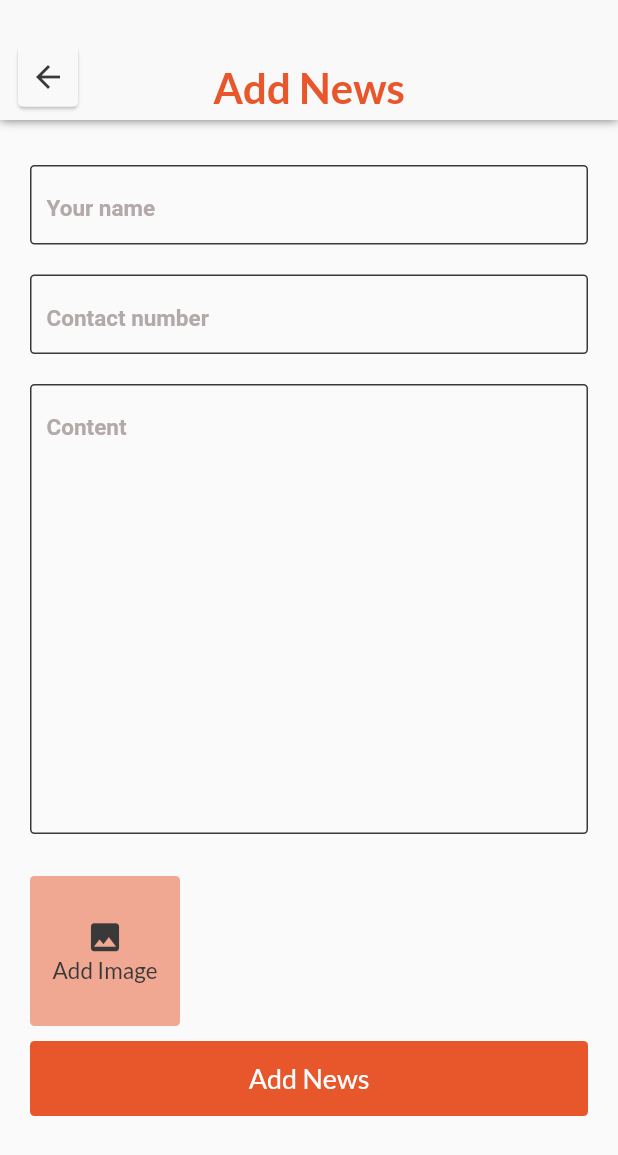
After one commit to thamaraSenanayake/news_app, a Flutter app: the AddNews screen opened directly, on a phone screen of 412 x 824 dp. The commit adds this screen. Shown: the top 1155 px of the screen. Run offline on Flutter 3.47's test engine with Material 2 defaults, Android fonts, the phone set to English and light mode, and no system bars; our stand-ins replace cached_network_image, cloud_firestore, firebase_messaging, firebase_storage, flutter_spinkit, flutter_staggered_animations and 3 more; missing offline and left inert: admob_flutter, fancy_drawer, launch_review; accounts and stored records are empty.

Commit message:
news add

```diff
--- /dev/null
+++ b/lib/addNews.dart
@@ -0,0 +1,512 @@
+import 'dart:io';
+import 'dart:math';
+
+import 'package:firebase_storage/firebase_storage.dart';
+import 'package:flutter/material.dart';
+import 'package:image_picker/image_picker.dart';
+import 'package:news_app/model/newsAdd.dart';
+import 'const.dart';
+
+class AddNews extends StatefulWidget {
+  AddNews({Key key}) : super(key: key);
+
+  @override
+  _AddNewsState createState() => _AddNewsState();
+}
+
+class _AddNewsState extends State<AddNews> {
+  double _height = 0.0;
+  double _width = 0.0;
+  List<File> _image =[];
+  List<String> _imagePathList = [];
+  List<Widget> _imageList = [];
+  String _imageError = "";
+  String _nameError = "";
+  String _contactNumberError = "";
+  String _contentError = "";
+  FirebaseStorage _storage;
+  var chars = "abcdefghijklmnopqrstuvwxyz0123456789";
+
+  final _nameController = TextEditingController();
+  final _contactNumberController = TextEditingController();
+  final _contentController = TextEditingController();
+
+  @override
+  void initState() {
+    super.initState();
+    _imageList.add(
+      _addImageWidget()
+    );
+    _storage = FirebaseStorage.instance;
+  }
+
+  _addNews() async {
+    bool _validation = true;
+    NewNews newNews;
+    if(_nameController.text.isNotEmpty){
+      setState(() {
+        _nameError = "Required Felid";
+      });
+      _validation = false;
+    }
+    if(_contactNumberController.text.isNotEmpty){
+      setState(() {
+        _contactNumberError = "Required Felid";
+      });
+      _validation = false;
+    }
+    if(_contentController.text.isNotEmpty){
+      setState(() {
+        _contentError = "Required Felid";
+      });
+      _validation = false;
+    }
+
+    if(_validation){
+      await uploadPic();
+      newNews = NewNews(
+        name: _nameController.text,
+        contactNm: _contactNumberController.text,
+        content: _contentController.text,
+        imageList: _imagePathList,
+      );
+
+    }
+  }
+
+
+  Future uploadPic() async {
+    for (var item in _image) {
+      Random rnd = new Random(new DateTime.now().millisecondsSinceEpoch);
+
+      print("upload pic");
+      String imageName = new DateTime.now().millisecondsSinceEpoch.toString();
+
+      for (var i = 0; i < 10; i++) {
+        imageName += chars[rnd.nextInt(chars.length)];
+      }
+
+      // Create a reference to the location you want to upload to in firebase
+      StorageReference reference = _storage.ref().child(imageName);
+
+      //Upload the file to firebase
+      StorageUploadTask uploadTask = reference.putFile(item);
+      var downloadUrl = await (await uploadTask.onComplete).ref.getDownloadURL();
+
+
+      //returns the download url
+      _imagePathList.add(downloadUrl);
+
+    }
+  }
+
+  _picUploadDialog(context){
+    if(_imageList.length == 4){
+      setState(() {
+        _imageError = "Can't add more than 3 images";
+      });
+      return;
+    }
+    showModalBottomSheet(
+      context: context,
+      builder: (BuildContext bc){
+        return Container(
+          child: Wrap(
+            children: <Widget>[
+
+              ListTile(
+                leading: Icon(Icons.camera_enhance),
+                title: Text('Camera'),
+                onTap: () {
+                  _getImage(true);
+                  Navigator.pop(context);
+                }
+              ),
+
+              ListTile(
+                leading: Icon(Icons.photo_library),
+                title: Text('Gallery'),
+                onTap: () {
+                  _getImage(false);
+                  Navigator.pop(context);
+                },
+              ),
+            ],
+          ),
+        );
+      }
+    );
+
+  }
+
+  Future _getImage(bool isCamera) async {
+    var image;
+    final picker = ImagePicker();
+
+    if (isCamera) {
+      image = await picker.getImage(source: ImageSource.camera);
+    } else {
+      image = await picker.getImage(source: ImageSource.gallery);
+    }
+
+    if(image != null){
+      setState(() {
+        _image.add(File(image.path));
+        // _imageError = "";
+      });
+      _loadImageList();
+    }
+  }
+
+  _deleteImage(File item){
+    _image.remove(item);
+    _loadImageList();
+  }
+
+  _loadImageList(){
+
+    List<Widget> _imageListTemp = [];
+    _imageListTemp.add(
+      _addImageWidget()
+    );
+    for (var item in _image) {
+      _imageListTemp.add(
+        Padding(
+          padding: const EdgeInsets.only(right:8.0),
+          child: Container(
+            height: 100,
+            width:100,
+            child: Stack(
+              children: [
+                Container(
+                  height: 100,
+                  width:100,
+                  child: Image.file(
+                    item,
+                    fit: BoxFit.cover,
+                  ),
+                ),
+                Align(
+                  alignment: Alignment.bottomRight,
+                  child: Padding(
+                    padding: const EdgeInsets.all(8.0),
+                    child: GestureDetector(
+                      onTap: (){
+                        _deleteImage(item);
+                      },
+                      child: Container(
+                        height: 30,
+                        width: 30,
+                        decoration: BoxDecoration(
+                          color: Colors.red,
+                          shape: BoxShape.circle
+                        ),
+                        child: Icon(
+                          Icons.close,
+                          color: Colors.white,
+                        ),
+                      ),
+                    ),
+                  ),
+                )
+              ],
+            ),
+          ),
+        )
+      );
+    }
+    setState(() {
+      _imageList =_imageListTemp;
+    });
+  }
+
+  @override
+  Widget build(BuildContext context) {
+    setState(() {
+      _height = MediaQuery.of(context).size.height;
+      _width = MediaQuery.of(context).size.width;
+    });
+    return Scaffold(
+      body: Container(
+        height:_height,
+        width:_width,
+        child: Stack(
+          children: [
+
+            Container(
+              height: 80,
+              width: _width,
+
+              child: Stack(
+                // crossAxisAlignment: CrossAxisAlignment.center,
+                children: <Widget>[
+                  Padding(
+                    padding: EdgeInsets.only(left:8.0,bottom:5),
+                    child: Align(
+                      alignment: Alignment.bottomLeft,
+                      child: GestureDetector(
+                        onTap: (){
+                          Navigator.pop(context);
+                        },
+                        child: Card(
+                          child: Container(
+                            height: 40,
+                            width:40,
+
+                            child:Icon(
+                              Icons.arrow_back,
+                              color: AppData.isDark == 1? AppData.WHITE: AppData.BLACK,
+                            ),
+                            decoration: BoxDecoration(
+                              color: AppData.WHITE,
+                              borderRadius: BorderRadius.circular(3),
+                            ),
+                          ),
+                        ),
+                      ),
+                    ),
+                  ),
+
+                  Padding(
+                    padding: const EdgeInsets.only(bottom:5.0),
+                    child: Align(
+                      alignment: Alignment.bottomCenter,
+                      child: Text(
+                        "Add News",
+                        style:TextStyle(
+                          color: AppData.ALLCOLOR,
+                          fontSize: 28,
+                          fontFamily: "lato",
+                          fontWeight: FontWeight.w600
+                        ),
+                        textAlign: TextAlign.center,
+                      ),
+                    ),
+                  )
+
+                ],
+              ),
+              decoration: BoxDecoration(
+                color: AppData.isDark != 1? AppData.WHITE: AppData.BLACK,
+                boxShadow: <BoxShadow>[
+                  BoxShadow(
+                      color: Colors.black54,
+                      blurRadius: 5.0,
+                      offset: Offset(0.0, 0.50)
+                  )
+                ],
+              ),
+            ),
+
+            Padding(
+              padding: const EdgeInsets.only(top:80.0),
+              child: SingleChildScrollView(
+                child: Column(
+                  children: [
+                    //top bar
+                    SizedBox(
+                      height: 20,
+                    ),
+                    Padding(
+                      padding: EdgeInsets.symmetric(horizontal: 20,vertical: 10 ),
+                      child: Container(
+                        decoration: BoxDecoration(
+                          border: Border.all(
+                            color: AppData.BLACK
+                          ),
+                          borderRadius: BorderRadius.circular(3.0)
+                        ),
+                        padding: EdgeInsets.symmetric(horizontal: 10 ),
+                        child: TextField(
+                          style: TextStyle(color: Colors.black, fontSize: 15),
+                          controller: _nameController,
+                          decoration: InputDecoration(
+                            border: InputBorder.none,
+                            hintText: "Your name",
+                            hintStyle: TextStyle(
+                              fontSize: 15,
+                              fontWeight: FontWeight.w700,
+                              color: Color(0xffB3A9A9),
+                              height: 1.8
+                            ),
+                          ),
+                          keyboardType: TextInputType.text,
+                          onChanged: (value){
+                            // _authorErrorRemove();
+                          },
+                          onSubmitted: (value){
+
+                          },
+                        ),
+                      ),
+                    ),
+
+                    Padding(
+                      padding: EdgeInsets.symmetric(horizontal: 20,vertical: 10 ),
+                      child: Container(
+                        decoration: BoxDecoration(
+                          border: Border.all(
+                            color: AppData.BLACK
+                          ),
+                          borderRadius: BorderRadius.circular(3.0)
+                        ),
+                        padding: EdgeInsets.symmetric(horizontal: 10 ),
+                        child: TextField(
+                          style: TextStyle(color: Colors.black, fontSize: 15),
+                          controller: _contactNumberController,
+                          decoration: InputDecoration(
+                            border: InputBorder.none,
+                            hintText: "Contact number",
+                            hintStyle: TextStyle(
+                              fontSize: 15,
+                              fontWeight: FontWeight.w700,
+                              color: Color(0xffB3A9A9),
+                              height: 1.8
+                            ),
+                          ),
+                          keyboardType: TextInputType.phone,
+                          onChanged: (value){
+                            // _authorErrorRemove();
+                          },
+                          onSubmitted: (value){
+
+                          },
+                        ),
+                      ),
+                    ),
+
+                    Padding(
+                      padding: EdgeInsets.symmetric(horizontal: 20,vertical: 10 ),
+                      child: Container(
+                        constraints: BoxConstraints(
+                          minHeight: 300
+                        ),
+                        decoration: BoxDecoration(
+                          border: Border.all(
+                            color: AppData.BLACK
+                          ),
+                          borderRadius: BorderRadius.circular(3.0)
+                        ),
+                        padding: EdgeInsets.symmetric(horizontal: 10 ),
+                        child: TextField(
+                          style: TextStyle(color: Colors.black, fontSize: 15),
+                          controller: _contentController,
+                          decoration: InputDecoration(
+                            border: InputBorder.none,
+                            hintText: "Content",
+                            hintStyle: TextStyle(
+                              fontSize: 15,
+                              fontWeight: FontWeight.w700,
+                              color: Color(0xffB3A9A9),
+                              height: 1.8
+                            ),
+                          ),
+                          maxLines: null,
+                          keyboardType: TextInputType.multiline,
+                          onChanged: (value){
+                            // _authorErrorRemove();
+                          },
+                          onSubmitted: (value){
+
+                          },
+                        ),
+                      ),
+                    ),
+                    Padding(
+                      padding: const EdgeInsets.only(left:20.0),
+                      child: Container(
+                        width: _width,
+                        child: Text(
+                          _imageError,
+                          style: TextStyle(
+                            color: Colors.red,
+                            fontSize: 15
+                          ),
+                        ),
+                      ),
+                    ),
+                    Container(
+                      height:100,
+                      width: _width-40,
+                      child: MediaQuery.removePadding(
+                        context: context,
+                        removeTop: true,
+                        child: ListView(
+                          scrollDirection: Axis.horizontal,
+                          children: _imageList,
+                        )
+                      ),
+                    ),
+
+                    Padding(
+                      padding: EdgeInsets.symmetric(horizontal: 20,vertical: 10 ),
+                      child: Container(
+                        height:50,
+                        width: _width-20,
+                        decoration: BoxDecoration(
+                          color: AppData.ALLCOLOR,
+                          borderRadius: BorderRadius.circular(3)
+                        ),
+                        child: Center(
+                          child: Text(
+                            "Add News",
+                            style: TextStyle(
+                              color: Colors.white,
+                              fontSize: 18,
+                              fontFamily: "lato"
+                            ),
+                          ),
+                        ),
+                      ),
+                    )
+
+                  ],
+                ),
+              ),
+            ),
+          ],
+        ),
+      ),
+    );
+  }
+
+  Widget _addImageWidget(){
+    return(
+      GestureDetector(
+        onTap: (){
+          _picUploadDialog(context);
+        },
+        child: Padding(
+          padding: const EdgeInsets.only(right:8.0),
+          child: Container(
+            height: 100,
+            width:100,
+            decoration: BoxDecoration(
+              borderRadius: BorderRadius.circular(3),
+              color: AppData.ALLCOLOR.withOpacity(0.5),
+            ),
+            child: Column(
+              crossAxisAlignment: CrossAxisAlignment.center,
+              mainAxisAlignment: MainAxisAlignment.center,
+              children: [
+                Icon(
+                  Icons.image,
+                  color: AppData.BLACK,
+                  size: 25,
+                ),
+                Text(
+                  "Add Image",
+                  style: TextStyle(
+                    color: AppData.BLACK,
+                    fontSize: 15,
+                    fontFamily: "lato"
+                  ),
+                ),
+              ],
+            ),
+          ),
+        ),
+      )
+    );
+  }
+}
--- /dev/null
+++ b/lib/model/newsAdd.dart
@@ -0,0 +1,8 @@
+class NewNews{
+  final String name;
+  final String contactNm;
+  final String content;
+  final List<String> imageList;
+
+  NewNews({this.name, this.contactNm, this.content, this.imageList});
+}
```
Also changed, not shown: lib/database/database.dart (+11 -48 lines), lib/homePage.dart (+9 -5 lines), lib/res/addmob.dart (+6 -3 lines), pubspec.yaml (+3 -11 lines), assets/fonts/tamil/HindMadurai-Bold.ttf (deleted), assets/fonts/tamil/HindMadurai-Light.ttf (deleted), assets/fonts/tamil/HindMadurai-Medium.ttf (deleted), assets/fonts/tamil/HindMadurai-Regular.ttf (deleted), assets/fonts/tamil/HindMadurai-SemiBold.ttf (deleted), pubspec.lock.
